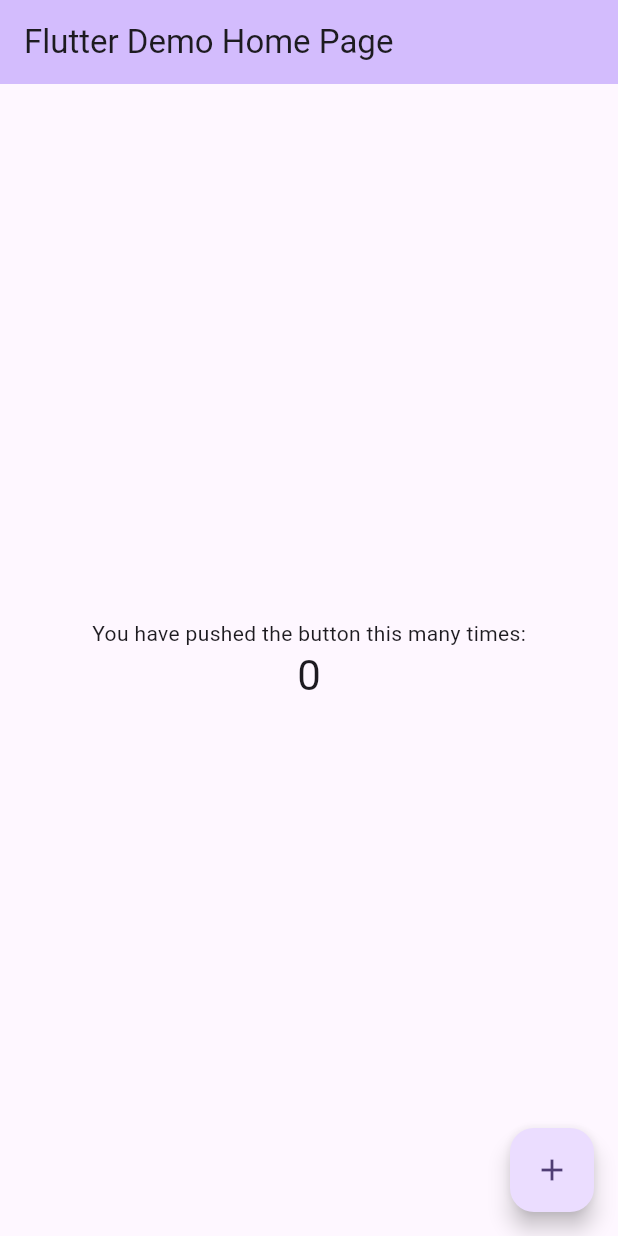
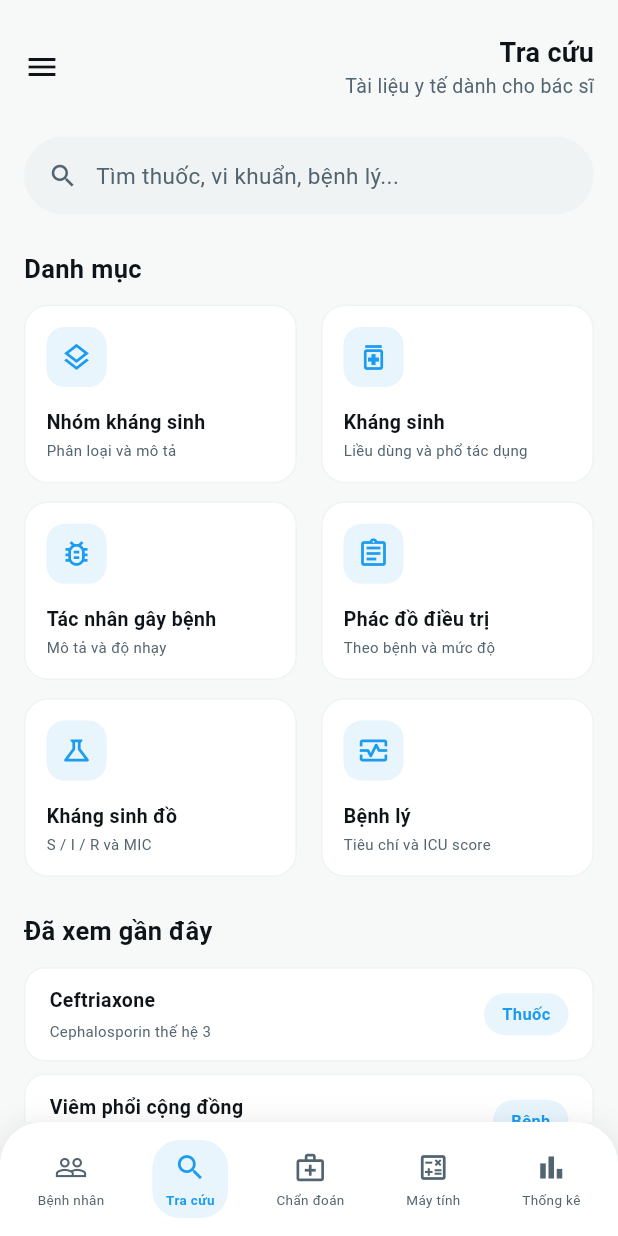
Before and after one commit to RespiraAMS/Respira-Mobile, a Flutter app: the screen it shows after launch, on a phone screen of 412 x 824 dp. Run offline on Flutter 3.47's test engine with Material 3 defaults, Android fonts, the phone set to English and light mode, and no system bars; our stand-ins replace google_fonts, lucide_icons.

Commit message:
feat(lookup): create Medical Lookup Screen and Lookup card

```diff
--- /dev/null
+++ b/lib/features/lockup/medical_lookup_screen.dart
@@ -0,0 +1,141 @@
+// lib/screens/medical_lookup_screen.dart
+import 'package:flutter/material.dart';
+import './models/lookup_models.dart';
+import './widgets/lookup_widgets.dart';
+
+class MedicalLookupScreen extends StatelessWidget {
+  const MedicalLookupScreen({Key? key}) : super(key: key);
+
+  @override
+  Widget build(BuildContext context) {
+    return Scaffold(
+      backgroundColor: const Color(0xFFF7F9F9),
+      body: SafeArea(
+        child: Padding(
+          padding: const EdgeInsets.symmetric(horizontal: 16),
+          child: ListView(
+            children: [
+              const SizedBox(height: 22),
+              // App Bar
+              Row(
+                mainAxisAlignment: MainAxisAlignment.spaceBetween,
+                children: [
+                  const Icon(Icons.menu, size: 24, color: Color(0xFF0F1419)),
+                  Column(
+                    crossAxisAlignment: CrossAxisAlignment.end,
+                    children: const [
+                      Text(
+                        "Tra cứu",
+                        style: TextStyle(
+                          fontSize: 18,
+                          fontWeight: FontWeight.w600,
+                          color: Color(0xFF0F1419),
+                        ),
+                      ),
+                      Text(
+                        "Tài liệu y tế dành cho bác sĩ",
+                        style: TextStyle(
+                          fontSize: 13,
+                          color: Color(0xFF536471),
+                        ),
+                      ),
+                    ],
+                  ),
+                ],
+              ),
+              const SizedBox(height: 24),
+              // Search Input
+              Container(
+                height: 52,
+                padding: const EdgeInsets.symmetric(horizontal: 16),
+                decoration: BoxDecoration(
+                  color: const Color(0xFFEFF3F4),
+                  borderRadius: BorderRadius.circular(999),
+                ),
+                child: Row(
+                  children: const [
+                    Icon(Icons.search, size: 20, color: Color(0xFF536471)),
+                    SizedBox(width: 12),
+                    Text(
+                      "Tìm thuốc, vi khuẩn, bệnh lý...",
+                      style: TextStyle(fontSize: 15, color: Color(0xFF536471)),
+                    ),
+                  ],
+                ),
+              ),
+              const SizedBox(height: 24),
+              // Section: Danh mục
+              const Text(
+                "Danh mục",
+                style: TextStyle(fontSize: 17, fontWeight: FontWeight.bold, color: Color(0xFF0F1419)),
+              ),
+              const SizedBox(height: 12),
+              GridView.builder(
+                shrinkWrap: true,
+                physics: const NeverScrollableScrollPhysics(),
+                gridDelegate: const SliverGridDelegateWithFixedCrossAxisCount(
+                  crossAxisCount: 2,
+                  crossAxisSpacing: 16,
+                  mainAxisSpacing: 12,
+                  childAspectRatio: 171 / 112,
+                ),
+                itemCount: mockCategories.length,
+                itemBuilder: (context, index) {
+                  return CategoryCard(category: mockCategories[index]);
+                },
+              ),
+              const SizedBox(height: 24),
+              // Section: Đã xem gần đây
+              const Text(
+                "Đã xem gần đây",
+                style: TextStyle(fontSize: 17, fontWeight: FontWeight.bold, color: Color(0xFF0F1419)),
+              ),
+              const SizedBox(height: 12),
+              ...mockRecents.map((item) => RecentItemCard(item: item)).toList(),
+              const SizedBox(height: 100), // Khoảng trống cho Bottom Nav
+            ],
+          ),
+        ),
+      ),
+      // Bottom Navigation Bar (Design tĩnh theo Figma)
+      bottomNavigationBar: Container(
+        height: 76,
+        decoration: const BoxDecoration(
+          color: Colors.white,
+          borderRadius: BorderRadius.vertical(top: Radius.circular(28)),
+          boxShadow: [BoxShadow(color: Colors.black12, blurRadius: 18, offset: Offset(0, 4))],
+        ),
+        padding: const EdgeInsets.symmetric(horizontal: 16, vertical: 12),
+        child: Row(
+          mainAxisAlignment: MainAxisAlignment.spaceBetween,
+          children: [
+            _buildNavItem(Icons.people_outline, "Bệnh nhân", false),
+            _buildNavItem(Icons.search, "Tra cứu", true), // Active item
+            _buildNavItem(Icons.medical_services_outlined, "Chẩn đoán", false),
+            _buildNavItem(Icons.calculate_outlined, "Máy tính", false),
+            _buildNavItem(Icons.bar_chart_outlined, "Thống kê", false),
+          ],
+        ),
+      ),
+    );
+  }
+
+  Widget _buildNavItem(IconData icon, String label, bool isActive) {
+    final color = isActive ? const Color(0xFF1D9BF0) : const Color(0xFF536471);
+    return Container(
+      padding: const EdgeInsets.symmetric(horizontal: 9, vertical: 7),
+      decoration: BoxDecoration(
+        color: isActive ? const Color(0xFFE8F5FD) : Colors.transparent,
+        borderRadius: BorderRadius.circular(18),
+      ),
+      child: Column(
+        mainAxisSize: MainAxisSize.min,
+        children: [
+          Icon(icon, size: 22, color: color),
+          const SizedBox(height: 4),
+          Text(label, style: TextStyle(fontSize: 9, fontWeight: isActive ? FontWeight.w600 : FontWeight.normal, color: color)),
+        ],
+      ),
+    );
+  }
+}
--- /dev/null
+++ b/lib/features/lockup/models/lookup_models.dart
@@ -0,0 +1,31 @@
+import 'package:flutter/material.dart';
+
+class CategoryModel {
+  final String title;
+  final String subtitle;
+  final IconData icon;
+
+  CategoryModel({required this.title, required this.subtitle, required this.icon});
+}
+
+class RecentModel {
+  final String title;
+  final String subtitle;
+  final String tag;
+
+  RecentModel({required this.title, required this.subtitle, required this.tag});
+}
+
+final List<CategoryModel> mockCategories = [
+  CategoryModel(title: "Nhóm kháng sinh", subtitle: "Phân loại và mô tả", icon: Icons.layers_outlined),
+  CategoryModel(title: "Kháng sinh", subtitle: "Liều dùng và phổ tác dụng", icon: Icons.medication_outlined),
+  CategoryModel(title: "Tác nhân gây bệnh", subtitle: "Mô tả và độ nhạy", icon: Icons.bug_report_outlined),
+  CategoryModel(title: "Phác đồ điều trị", subtitle: "Theo bệnh và mức độ", icon: Icons.assignment_outlined),
+  CategoryModel(title: "Kháng sinh đồ", subtitle: "S / I / R và MIC", icon: Icons.science_outlined),
+  CategoryModel(title: "Bệnh lý", subtitle: "Tiêu chí và ICU score", icon: Icons.monitor_heart_outlined),
+];
+
+final List<RecentModel> mockRecents = [
+  RecentModel(title: "Ceftriaxone", subtitle: "Cephalosporin thế hệ 3", tag: "Thuốc"),
+  RecentModel(title: "Viêm phổi cộng đồng", subtitle: "5 tiêu chí đánh giá", tag: "Bệnh"),
+];
--- /dev/null
+++ b/lib/features/lockup/widgets/lookup_widgets.dart
@@ -0,0 +1,116 @@
+import 'package:flutter/material.dart';
+import '../models/lookup_models.dart';
+
+class CategoryCard extends StatelessWidget {
+  final CategoryModel category;
+
+  const CategoryCard({Key? key, required this.category}) : super(key: key);
+
+  @override
+  Widget build(BuildContext context) {
+    return Container(
+      padding: const EdgeInsets.all(14),
+      decoration: BoxDecoration(
+        color: Colors.white,
+        border: Border.all(color: const Color(0xFFEFF3F4)),
+        borderRadius: BorderRadius.circular(16),
+      ),
+      child: Column(
+        crossAxisAlignment: CrossAxisAlignment.start,
+        mainAxisAlignment: MainAxisAlignment.spaceBetween,
+        children: [
+          Container(
+            width: 40,
+            height: 40,
+            decoration: BoxDecoration(
+              color: const Color(0xFFE8F5FD),
+              borderRadius: BorderRadius.circular(12),
+            ),
+            child: Icon(category.icon, color: const Color(0xFF1D9BF0), size: 22),
+          ),
+          Column(
+            crossAxisAlignment: CrossAxisAlignment.start,
+            children: [
+              Text(
+                category.title,
+                style: const TextStyle(
+                  fontSize: 13,
+                  fontWeight: FontWeight.w600,
+                  color: Color(0xFF0F1419),
+                ),
+              ),
+              const SizedBox(height: 2),
+              Text(
+                category.subtitle,
+                style: const TextStyle(
+                  fontSize: 10,
+                  color: Color(0xFF536471),
+                ),
+              ),
+            ],
+          ),
+        ],
+      ),
+    );
+  }
+}
+
+class RecentItemCard extends StatelessWidget {
+  final RecentModel item;
+
+  const RecentItemCard({Key? key, required this.item}) : super(key: key);
+
+  @override
+  Widget build(BuildContext context) {
+    return Container(
+      margin: const EdgeInsets.only(bottom: 8),
+      padding: const EdgeInsets.symmetric(horizontal: 16, vertical: 12),
+      decoration: BoxDecoration(
+        color: Colors.white,
+        border: Border.all(color: const Color(0xFFEFF3F4)),
+        borderRadius: BorderRadius.circular(14),
+      ),
+      child: Row(
+        mainAxisAlignment: MainAxisAlignment.spaceBetween,
+        children: [
+          Column(
+            crossAxisAlignment: CrossAxisAlignment.start,
+            children: [
+              Text(
+                item.title,
+                style: const TextStyle(
+                  fontSize: 13,
+                  fontWeight: FontWeight.w600,
+                  color: Color(0xFF0F1419),
+                ),
+              ),
+              const SizedBox(height: 4),
+              Text(
+                item.subtitle,
+                style: const TextStyle(
+                  fontSize: 10,
+                  color: Color(0xFF536471),
+                ),
+              ),
+            ],
+          ),
+          Container(
+            padding: const EdgeInsets.symmetric(horizontal: 12, vertical: 6),
+            decoration: BoxDecoration(
+              color: const Color(0xFFE8F5FD),
+              borderRadius: BorderRadius.circular(15),
+            ),
+            child: Text(
+              item.tag,
+              style: const TextStyle(
+                fontSize: 11,
+                fontWeight: FontWeight.w600,
+                color: Color(0xFF1D9BF0),
+              ),
+            ),
+          ),
+        ],
+      ),
+    );
+  }
+}
--- a/lib/main.dart
+++ b/lib/main.dart
@@ -1,4 +1,5 @@
 import 'package:flutter/material.dart';
+import 'package:respira_mobile/features/lockup/medical_lookup_screen.dart';
 
 void main() {
   runApp(const MyApp());
@@ -7,116 +8,14 @@ void main() {
 class MyApp extends StatelessWidget {
   const MyApp({super.key});
 
-  // This widget is the root of your application.
   @override
   Widget build(BuildContext context) {
     return MaterialApp(
       title: 'Flutter Demo',
       theme: ThemeData(
-        // This is the theme of your application.
-        //
-        // TRY THIS: Try running your application with "flutter run". You'll see
-        // the application has a purple toolbar. Then, without quitting the app,
-        // try changing the seedColor in the colorScheme below to Colors.green
-        // and then invoke "hot reload" (save your changes or press the "hot
-        // reload" button in a Flutter-supported IDE, or press "r" if you used
-        // the command line to start the app).
-        //
-        // Notice that the counter didn't reset back to zero; the application
-        // state is not lost during the reload. To reset the state, use hot
-        // restart instead.
-        //
-        // This works for code too, not just values: Most code changes can be
-        // tested with just a hot reload.
-        colorScheme: .fromSeed(seedColor: Colors.deepPurple),
+        colorScheme: ColorScheme.fromSeed(seedColor: Colors.deepPurple),
       ),
-      home: const MyHomePage(title: 'Flutter Demo Home Page'),
+      home: const MedicalLookupScreen(),
     );
   }
 }
-
-class MyHomePage extends StatefulWidget {
-  const MyHomePage({super.key, required this.title});
-
-  // This widget is the home page of your application. It is stateful, meaning
-  // that it has a State object (defined below) that contains fields that affect
-  // how it looks.
-
-  // This class is the configuration for the state. It holds the values (in this
-  // case the title) provided by the parent (in this case the App widget) and
-  // used by the build method of the State. Fields in a Widget subclass are
-  // always marked "final".
-
-  final String title;
-
-  @override
-  State<MyHomePage> createState() => _MyHomePageState();
-}
-
-class _MyHomePageState extends State<MyHomePage> {
-  int _counter = 0;
-
-  void _incrementCounter() {
-    setState(() {
-      // This call to setState tells the Flutter framework that something has
-      // changed in this State, which causes it to rerun the build method below
-      // so that the display can reflect the updated values. If we changed
-      // _counter without calling setState(), then the build method would not be
-      // called again, and so nothing would appear to happen.
-      _counter++;
-    });
-  }
-
-  @override
-  Widget build(BuildContext context) {
-    // This method is rerun every time setState is called, for instance as done
-    // by the _incrementCounter method above.
-    //
-    // The Flutter framework has been optimized to make rerunning build methods
-    // fast, so that you can just rebuild anything that needs updating rather
-    // than having to individually change instances of widgets.
-    return Scaffold(
-      appBar: AppBar(
-        // TRY THIS: Try changing the color here to a specific color (to
-        // Colors.amber, perhaps?) and trigger a hot reload to see the AppBar
-        // change color while the other colors stay the same.
-        backgroundColor: Theme.of(context).colorScheme.inversePrimary,
-        // Here we take the value from the MyHomePage object that was created by
-        // the App.build method, and use it to set our appbar title.
-        title: Text(widget.title),
-      ),
-      body: Center(
-        // Center is a layout widget. It takes a single child and positions it
-        // in the middle of the parent.
-        child: Column(
-          // Column is also a layout widget. It takes a list of children and
-          // arranges them vertically. By default, it sizes itself to fit its
-          // children horizontally, and tries to be as tall as its parent.
-          //
-          // Column has various properties to control how it sizes itself and
-          // how it positions its children. Here we use mainAxisAlignment to
-          // center the children vertically; the main axis here is the vertical
-          // axis because Columns are vertical (the cross axis would be
-          // horizontal).
-          //
-          // TRY THIS: Invoke "debug painting" (choose the "Toggle Debug Paint"
-          // action in the IDE, or press "p" in the console), to see the
-          // wireframe for each widget.
-          mainAxisAlignment: .center,
-          children: [
-            const Text('You have pushed the button this many times:'),
-            Text(
-              '$_counter',
-              style: Theme.of(context).textTheme.headlineMedium,
-            ),
-          ],
-        ),
-      ),
-      floatingActionButton: FloatingActionButton(
-        onPressed: _incrementCounter,
-        tooltip: 'Increment',
-        child: const Icon(Icons.add),
-      ),
-    );
-  }
-}
```
